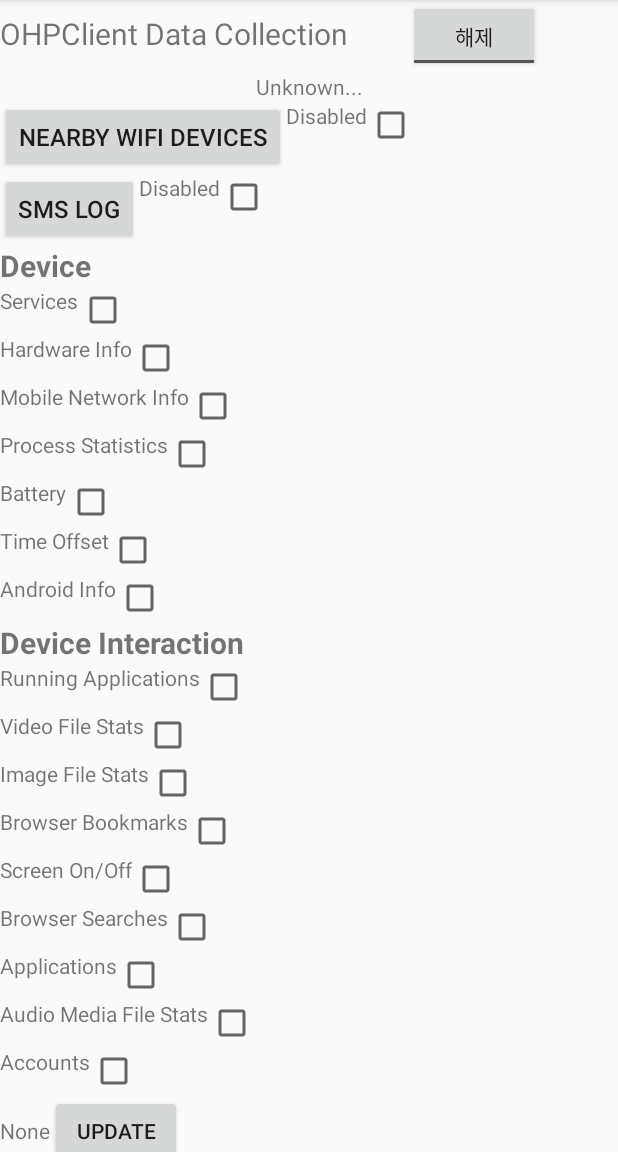
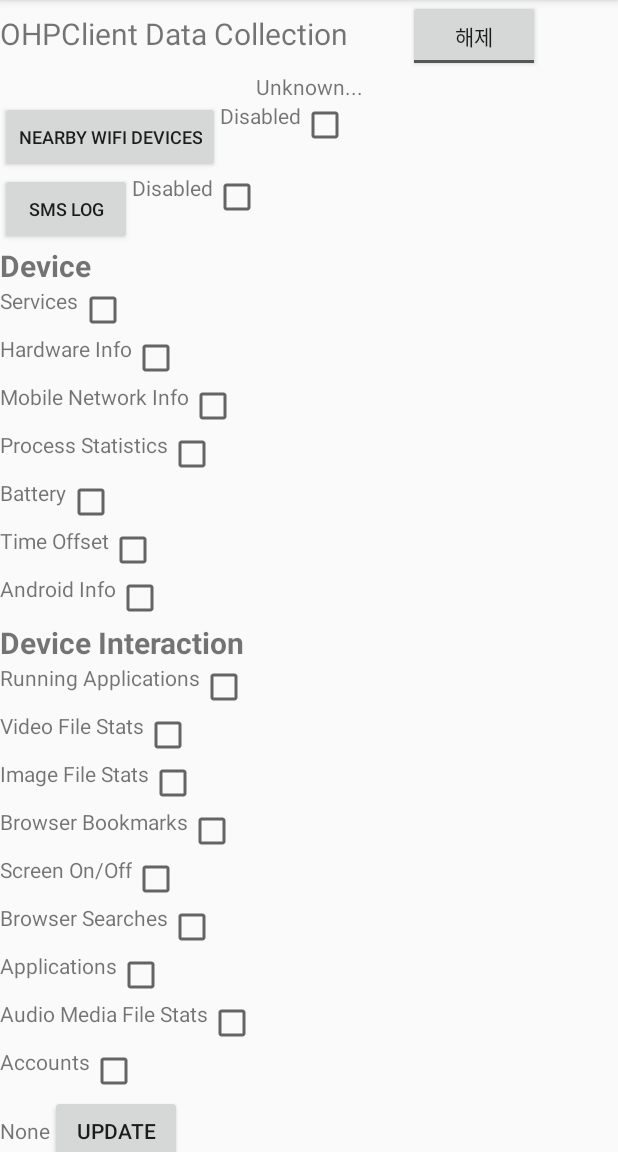
Before and after one commit to kimkilho/SCDC, an Android app: the screen it shows after launch (LaunchActivity), on a phone screen of 412 x 824 dp, the part 84-1236 px from its top. Run offline under Robolectric (Android 15) with nearby library versions, the phone set to English and light mode, and no system bars; 6 statements that could not run were skipped.

Commit message:
Tried to simplify repeated parts, but failed

```diff
--- a/app/src/main/AndroidManifest.xml
+++ b/app/src/main/AndroidManifest.xml
@@ -72,8 +72,8 @@
         <!-- Funf Probe Services -->
         <service android:name="edu.mit.media.funf.FunfManager" >
             <meta-data
-                android:name="default"
-                android:value="@string/default_pipeline" />
+                android:name="ohpclient"
+                android:value="@string/ohpclient_pipeline" />
         </service>
 
         <!-- Funf receiver -->
--- a/app/src/main/java/kr/ac/snu/imlab/ohpclient/LaunchActivity.java
+++ b/app/src/main/java/kr/ac/snu/imlab/ohpclient/LaunchActivity.java
@@ -13,6 +13,7 @@ import android.util.Log;
 import android.view.Menu;
 import android.view.MenuItem;
 import android.view.View;
+import android.view.ViewGroup;
 import android.widget.Button;
 import android.widget.CheckBox;
 import android.widget.CompoundButton;
@@ -53,7 +54,7 @@ import java.util.List;
 
 
 public class LaunchActivity extends ActionBarActivity implements DataListener {
-    public static final String PIPELINE_NAME = "default";
+    public static final String PIPELINE_NAME = "ohpclient";
 
     private Handler handler;
     private FunfManager funfManager = null;
@@ -214,6 +215,7 @@ public class LaunchActivity extends ActionBarActivity implements DataListener {
     public void onClickProbeRegister(View v) {
         if (pipeline.isEnabled()) {
             // Manually register the pipeline
+            // switch (v.getId()) {
             switch (v.getId()) {
                 case R.id.buttonWifiProbe:
                     wifiProbe.registerListener(pipeline);
--- a/app/src/main/res/layout/activity_launch.xml
+++ b/app/src/main/res/layout/activity_launch.xml
@@ -2,7 +2,6 @@
             xmlns:tools="http://schemas.android.com/tools"
             android:layout_width="fill_parent"
             android:layout_height="fill_parent" >
-
     <LinearLayout
           android:orientation="vertical"
           android:layout_width="match_parent"
@@ -35,15 +34,15 @@
 
         <!-- Test -->
         <!-- WifiProbe -->
-        <LinearLayout
-            android:layout_width="fill_parent"
-            android:layout_height="wrap_content"
-            android:orientation="horizontal" >
+        <LinearLayout xmlns:android="http://schemas.android.com/apk/res/android"
+                      android:orientation="horizontal"
+                      android:layout_width="match_parent"
+                      android:layout_height="wrap_content">
             <Button android:id="@+id/buttonWifiProbe"
                 android:layout_width="wrap_content"
                 android:layout_height="wrap_content"
                 android:text="@string/wifiProbe_displayname"
-                android:textSize="16sp"
+                android:textSize="12sp"
                 android:layout_gravity="left"
                 android:onClick="onClickProbeRegister" />
             <TextView android:id="@+id/scheduleWifiProbe"
@@ -59,15 +58,15 @@
         </LinearLayout>
 
         <!-- SmsProbe -->
-        <LinearLayout
-            android:layout_width="fill_parent"
-            android:layout_height="wrap_content"
-            android:orientation="horizontal" >
+        <LinearLayout xmlns:android="http://schemas.android.com/apk/res/android"
+                      android:orientation="horizontal"
+                      android:layout_width="match_parent"
+                      android:layout_height="wrap_content">
             <Button android:id="@+id/buttonSmsProbe"
                     android:layout_width="wrap_content"
                     android:layout_height="wrap_content"
                     android:text="@string/smsProbe_displayname"
-                android:textSize="16sp"
+                    android:textSize="12sp"
                     android:layout_gravity="left"
                     android:onClick="onClickProbeRegister" />
             <TextView android:id="@+id/scheduleSmsProbe"
@@ -81,9 +80,6 @@
                 android:layout_height="wrap_content"
                 android:layout_gravity="right" />
         </LinearLayout>
-
-
-
 
         <!-- Device -->
         <TextView
```
Also changed, not shown: app/src/main/res/values/strings.xml (+19 -4 lines), 2 other files. Lines whose indentation alone changed are shown as unchanged.
